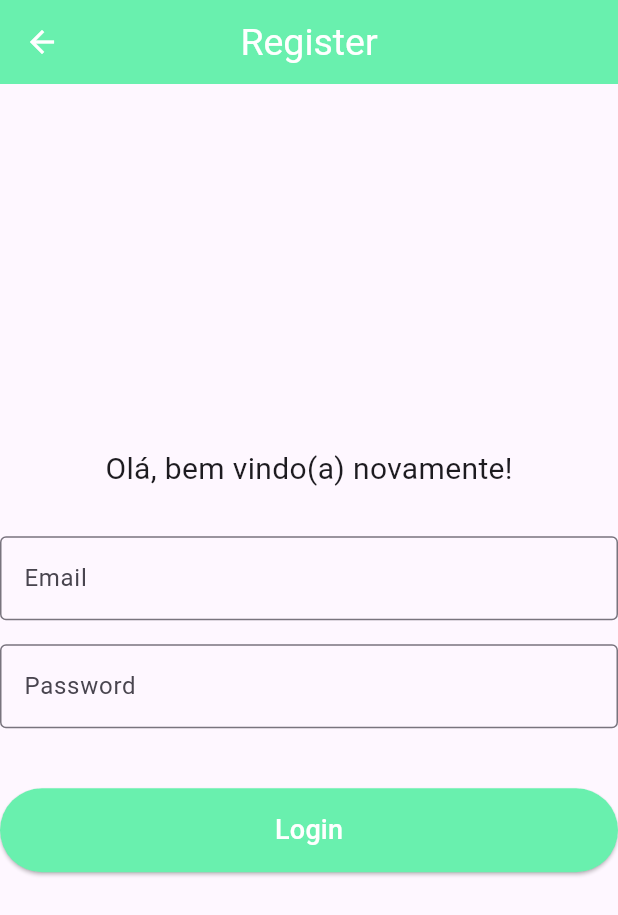
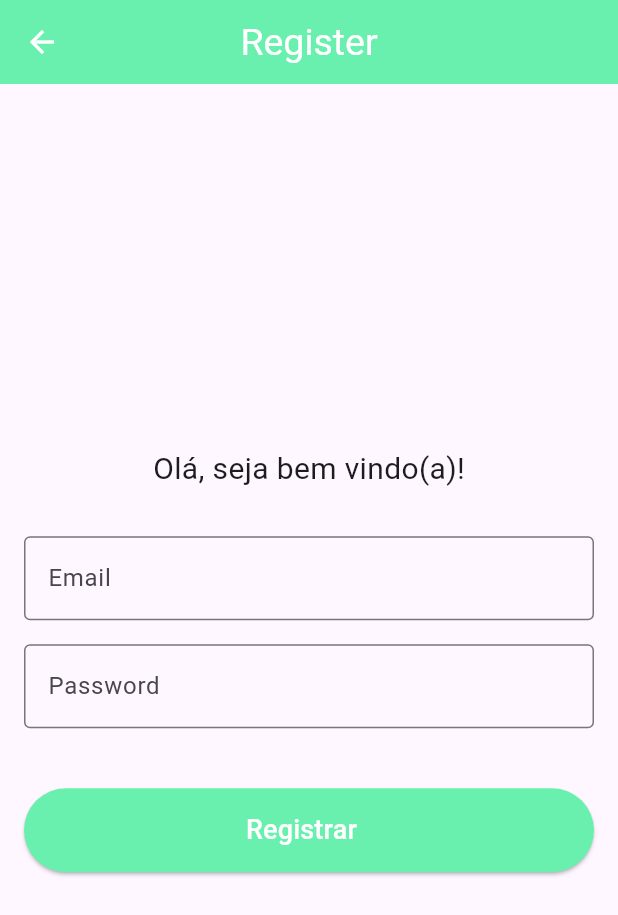
Before and after one commit to mablds/where2play, a Flutter app: the RegisterPage screen opened by its route, on a phone screen of 412 x 824 dp. Shown: the top 915 px of the screen. Run offline on Flutter 3.47's test engine with Material 2 defaults, Android fonts, the phone set to English and light mode, and no system bars; our stand-ins replace bloc, equatable, firebase_auth, firebase_core, flutter_bloc; accounts and stored records are empty; generated files the repository leaves out were written again; network calls fail.

Commit message:
feat: add loading state feedback on screens

```diff
--- a/lib/features/register/presentation/cubit/register_cubit.dart
+++ b/lib/features/register/presentation/cubit/register_cubit.dart
@@ -17,7 +17,7 @@ class RegisterCubit extends Cubit<RegisterState> {
 
   final RegisterRepository registerRepository;
 
-  Future<void> login({
+  Future<void> register({
     required String email,
     required String password,
   }) async {
@@ -37,7 +37,7 @@ class RegisterCubit extends Cubit<RegisterState> {
     }
   }
 
-  void resetLoginPageStatus() {
+  void resetRegisterPageStatus() {
     return emit(state.copyWith(status: RegisterStatus.initial));
   }
 }
--- a/lib/features/register/presentation/screens/register.dart
+++ b/lib/features/register/presentation/screens/register.dart
@@ -2,6 +2,7 @@ import 'package:flutter/material.dart';
 import 'package:flutter_bloc/flutter_bloc.dart';
 
 import '../cubit/register_cubit.dart';
+import '../cubit/register_state.dart';
 
 class RegisterPage extends StatelessWidget {
   const RegisterPage({super.key});
@@ -15,13 +16,39 @@ class RegisterPage extends StatelessWidget {
 
     return Scaffold(
       appBar: AppBar(title: const Text('Register')),
-      body: Column(
+      body: Padding(
+        padding: const EdgeInsets.all(16.0),
+        child: BlocConsumer<RegisterCubit, RegisterState>(
+          listener: (context, state) {
+            if (state.status == RegisterStatus.success) {
+              Navigator.pushNamed(context, '/onboarding');
+            }
+          },
+          builder: (context, state) {
+            if (state.status == RegisterStatus.error) {
+              return AlertDialog.adaptive(
+                title: const Text('Falha ao registrar'),
+                content: Text(state.errorMessage ?? ''),
+                actions: [
+                  GestureDetector(
+                    child: const Center(
+                      child: Text(
+                        'Tentar novamente',
+                        style: TextStyle(height: 4),
+                      ),
+                    ),
+                    onTap: () => cubit.resetRegisterPageStatus(),
+                  )
+                ],
+              );
+            }
+            return Column(
               mainAxisAlignment: MainAxisAlignment.center,
               crossAxisAlignment: CrossAxisAlignment.stretch,
               children: [
                 const Center(
                   child: Text(
-              'Olá, bem vindo(a) novamente!',
+                    'Olá, seja bem vindo(a)!',
                     style: TextStyle(fontSize: 20),
                   ),
                 ),
@@ -43,13 +70,25 @@ class RegisterPage extends StatelessWidget {
                   ),
                 ),
                 const SizedBox(height: 40),
-          ElevatedButton(
+                Center(
+                  child: ElevatedButton(
                     style: ElevatedButton.styleFrom(
                       backgroundColor: Colors.greenAccent,
                       padding: const EdgeInsets.symmetric(vertical: 15),
                     ),
-            child: const Text(
-              'Login',
+                    onPressed: state.status == RegisterStatus.loading
+                        ? null
+                        : () async {
+                            await cubit.register(
+                              email: emailController.text,
+                              password: passwordController.text,
+                            );
+                          },
+                    child: Row(
+                      mainAxisAlignment: MainAxisAlignment.center,
+                      children: [
+                        const Text(
+                          'Registrar',
                           style: TextStyle(
                             color: Colors.white,
                             fontSize: 18,
@@ -57,14 +96,22 @@ class RegisterPage extends StatelessWidget {
                             fontStyle: FontStyle.normal,
                           ),
                         ),
-            onPressed: () async {
-              await cubit.login(
-                email: emailController.text,
-                password: passwordController.text,
+                        const SizedBox(width: 10),
+                        Visibility(
+                          visible: state.status == RegisterStatus.loading,
+                          child: const CircularProgressIndicator(
+                            valueColor:
+                                AlwaysStoppedAnimation<Color>(Colors.white),
+                          ),
+                        )
+                      ],
+                    ),
+                  ),
+                ),
+              ],
             );
           },
         ),
-        ],
       ),
     );
   }
--- a/lib/infra/routes.dart
+++ b/lib/infra/routes.dart
@@ -16,6 +16,7 @@ class AppRoutes {
   static const String home = '/home';
   static const String login = '/login';
   static const String register = '/register';
+  static const String onboarding = '/onboarding';
 
   static Route<dynamic> onGenerateRoute(RouteSettings settings) {
     switch (settings.name) {
```
Also changed, not shown: lib/features/login/presentation/screens/login.dart (+14 -1 lines). Lines whose indentation alone changed are shown as unchanged.
